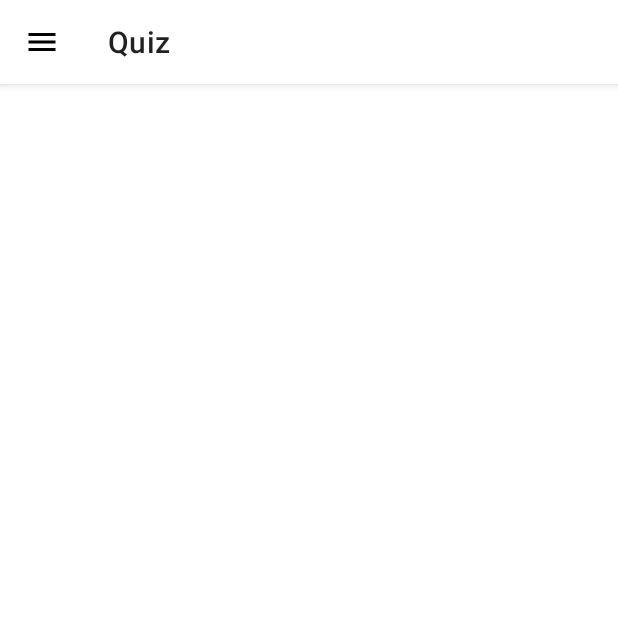
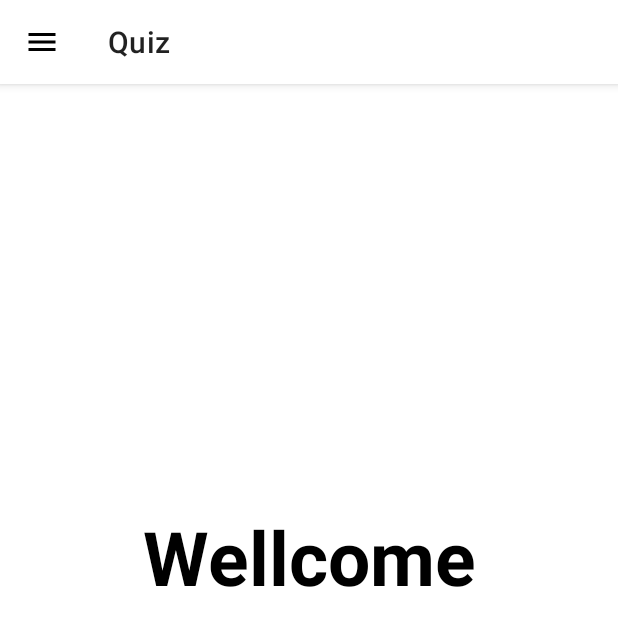
Before and after one commit to faiziedu/AlphabetTest, an Android app: the screen it shows after launch (MainActivity), on a phone screen of 412 x 824 dp. Shown: the top 626 px of the screen. Run offline under Robolectric (Android 15) with nearby library versions, the phone set to English and light mode, and no system bars.

```diff
--- a/app/src/main/java/com/example/quiz/MainActivity.java
+++ b/app/src/main/java/com/example/quiz/MainActivity.java
@@ -4,6 +4,7 @@ import androidx.annotation.NonNull;
 import androidx.appcompat.app.AppCompatActivity;
 import androidx.core.view.GravityCompat;
 import androidx.drawerlayout.widget.DrawerLayout;
+import androidx.fragment.app.Fragment;
 import androidx.fragment.app.FragmentManager;
 import androidx.fragment.app.FragmentTransaction;
 import android.widget.Button;
@@ -12,7 +13,6 @@ import android.view.MenuItem;
 import android.view.View;
 import android.content.Intent;
 import android.net.Uri;
-import android.widget.Toast;
 import com.google.android.material.appbar.MaterialToolbar;
 import com.google.android.material.navigation.NavigationView;
 
@@ -30,6 +30,7 @@ public class MainActivity extends AppCompatActivity {
 
 
         MaterialToolbar toolbar = findViewById(R.id.topAppBar);
+        replace(new WellcomeFragment());
         DrawerLayout drawerLayout = findViewById(R.id.drawer_layout);
         NavigationView navigationView = findViewById(R.id.navigation_view);
         toolbar.setNavigationOnClickListener(new View.OnClickListener() {
@@ -59,7 +60,6 @@ public class MainActivity extends AppCompatActivity {
                                 startActivity(I);;break;
                     default:
                         return true;
-
                 }
                 return true;
             }
@@ -73,6 +73,13 @@ public class MainActivity extends AppCompatActivity {
         fragmentTransaction.replace(R.id.frameLayout,new LetterFragment());
         fragmentTransaction.commit();
     }
+    private void replace(Fragment fragment)
+    {
+        FragmentManager fragmentManager=getSupportFragmentManager();
+        FragmentTransaction fragmentTransaction= fragmentManager.beginTransaction();
+        fragmentTransaction.replace(R.id.frameLayout,fragment);
+        fragmentTransaction.commit();
+    }
 
     private void replaceFragment(History fragment)
     {
--- /dev/null
+++ b/app/src/main/java/com/example/quiz/WellcomeFragment.java
@@ -0,0 +1,64 @@
+package com.example.quiz;
+
+import android.os.Bundle;
+
+import androidx.fragment.app.Fragment;
+
+import android.view.LayoutInflater;
+import android.view.View;
+import android.view.ViewGroup;
+
+/**
+ * A simple {@link Fragment} subclass.
+ * Use the {@link WellcomeFragment#newInstance} factory method to
+ * create an instance of this fragment.
+ */
+public class WellcomeFragment extends Fragment {
+
+    // TODO: Rename parameter arguments, choose names that match
+    // the fragment initialization parameters, e.g. ARG_ITEM_NUMBER
+    private static final String ARG_PARAM1 = "param1";
+    private static final String ARG_PARAM2 = "param2";
+
+    // TODO: Rename and change types of parameters
+    private String mParam1;
+    private String mParam2;
+
+    public WellcomeFragment() {
+        // Required empty public constructor
+    }
+
+    /**
+     * Use this factory method to create a new instance of
+     * this fragment using the provided parameters.
+     *
+     * @param param1 Parameter 1.
+     * @param param2 Parameter 2.
+     * @return A new instance of fragment WellcomeFragment.
+     */
+    // TODO: Rename and change types and number of parameters
+    public static WellcomeFragment newInstance(String param1, String param2) {
+        WellcomeFragment fragment = new WellcomeFragment();
+        Bundle args = new Bundle();
+        args.putString(ARG_PARAM1, param1);
+        args.putString(ARG_PARAM2, param2);
+        fragment.setArguments(args);
+        return fragment;
+    }
+
+    @Override
+    public void onCreate(Bundle savedInstanceState) {
+        super.onCreate(savedInstanceState);
+        if (getArguments() != null) {
+            mParam1 = getArguments().getString(ARG_PARAM1);
+            mParam2 = getArguments().getString(ARG_PARAM2);
+        }
+    }
+
+    @Override
+    public View onCreateView(LayoutInflater inflater, ViewGroup container,
+                             Bundle savedInstanceState) {
+        // Inflate the layout for this fragment
+        return inflater.inflate(R.layout.fragment_welcome, container, false);
+    }
+}
--- /dev/null
+++ b/app/src/main/res/layout/fragment_welcome.xml
@@ -0,0 +1,28 @@
+<?xml version="1.0" encoding="utf-8"?>
+<FrameLayout xmlns:android="http://schemas.android.com/apk/res/android"
+    xmlns:app="http://schemas.android.com/apk/res-auto"
+    xmlns:tools="http://schemas.android.com/tools"
+    android:layout_width="match_parent"
+    android:layout_height="match_parent"
+    tools:context=".WellcomeFragment">
+
+    <!-- TODO: Update blank fragment layout -->
+    <androidx.constraintlayout.widget.ConstraintLayout
+        android:layout_width="match_parent"
+        android:layout_height="741dp">
+
+        <TextView
+            android:id="@+id/textView"
+            android:layout_width="wrap_content"
+            android:layout_height="wrap_content"
+            android:text="Wellcome"
+            android:textStyle="bold"
+            android:textSize="50sp"
+            android:textColor="@color/black"
+            app:layout_constraintBottom_toBottomOf="parent"
+            app:layout_constraintEnd_toEndOf="parent"
+            app:layout_constraintStart_toStartOf="parent"
+            app:layout_constraintTop_toTopOf="parent" />
+    </androidx.constraintlayout.widget.ConstraintLayout>
+
+</FrameLayout>
--- a/app/src/main/res/layout/item_shift_result.xml
+++ b/app/src/main/res/layout/item_shift_result.xml
@@ -11,7 +11,7 @@
         android:layout_height="wrap_content"
         android:textSize="18sp"
         android:textStyle="bold"
-        android:textColor="@color/black"
+        android:textColor="@color/purple_700"
         />
 
     <TextView
```
Also changed, not shown: app/src/main/java/com/example/quiz/Adapter.java (+27 -3 lines), app/src/main/java/com/example/quiz/LetterFragment.java (+16 -2 lines), app/src/main/res/layout-land/fragment_test.xml (added, +65 -0 lines).
